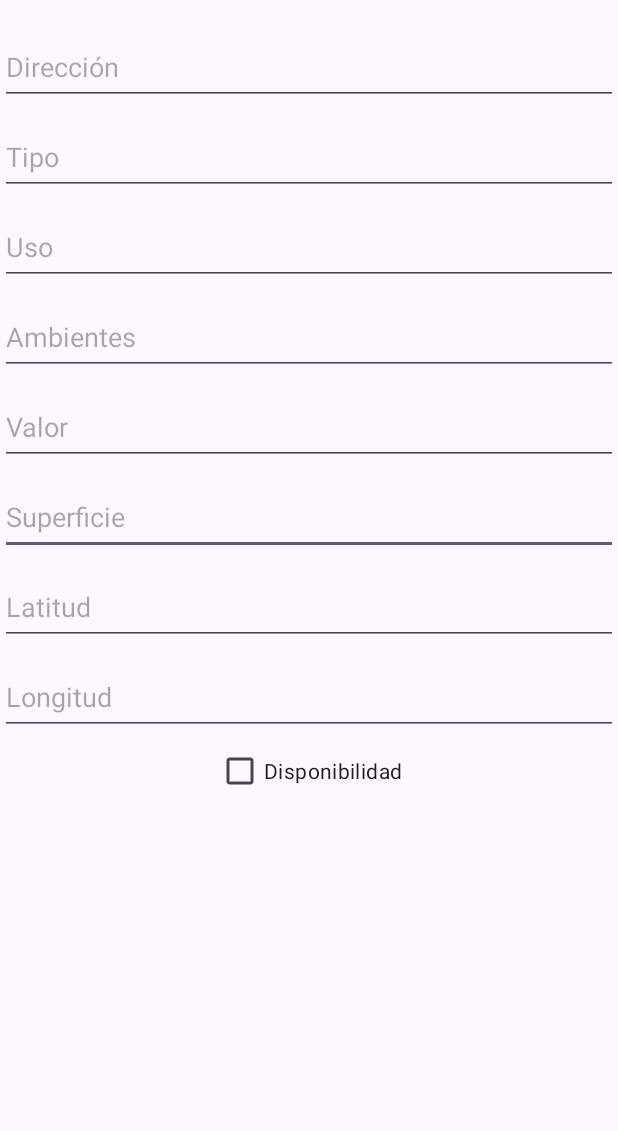
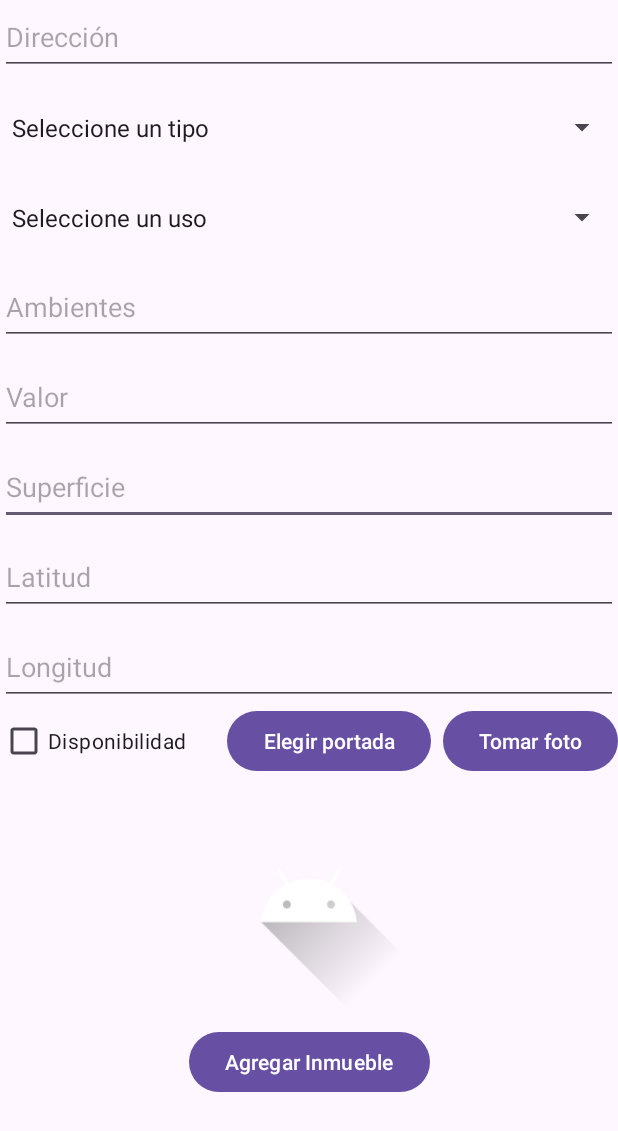
Before and after one commit to TinchoAcosta/Trabajo-Practico-Inmobiliaria, an Android app: the fragment AgregarInmuebleFragment shown on its own in the app's theme, on a phone screen of 412 x 824 dp. Shown: the top 1131 px of the screen. Run offline under Robolectric (Android 15) with nearby library versions, the phone set to English and light mode, and no system bars; pictures from the network do not load.

Commit message:
feat: agregue el añadir inmueble

```diff
--- a/app/src/main/java/com/example/trabajopracticoinmobiliaria/menu/ui/slideshow/AgregarInmuebleFragment.java
+++ b/app/src/main/java/com/example/trabajopracticoinmobiliaria/menu/ui/slideshow/AgregarInmuebleFragment.java
@@ -1,24 +1,41 @@
 package com.example.trabajopracticoinmobiliaria.menu.ui.slideshow;
 
+import static androidx.core.content.ContextCompat.getSystemService;
+
+import androidx.activity.result.ActivityResult;
+import androidx.activity.result.ActivityResultCallback;
+import androidx.activity.result.ActivityResultLauncher;
+import androidx.activity.result.contract.ActivityResultContracts;
+import androidx.lifecycle.Observer;
 import androidx.lifecycle.ViewModelProvider;
 
+import android.content.Context;
+import android.content.Intent;
+import android.graphics.Color;
+import android.net.Uri;
 import android.os.Bundle;
 
 import androidx.annotation.NonNull;
 import androidx.annotation.Nullable;
 import androidx.fragment.app.Fragment;
 
+import android.provider.MediaStore;
 import android.view.LayoutInflater;
 import android.view.View;
 import android.view.ViewGroup;
+import android.view.inputmethod.InputMethodManager;
 
-import com.example.trabajopracticoinmobiliaria.R;
 import com.example.trabajopracticoinmobiliaria.databinding.FragmentAgregarInmuebleBinding;
+import com.google.android.material.snackbar.Snackbar;
 
 public class AgregarInmuebleFragment extends Fragment {
 
     private AgregarInmuebleViewModel mv;
     private FragmentAgregarInmuebleBinding binding;
+    private ActivityResultLauncher<Intent> arlG;
+    private ActivityResultLauncher<Intent> arlC;
+    private Intent intentG;
+    private Intent intentC;
 
     public static AgregarInmuebleFragment newInstance() {
         return new AgregarInmuebleFragment();
@@ -30,8 +47,73 @@ public class AgregarInmuebleFragment extends Fragment {
         mv = ViewModelProvider.AndroidViewModelFactory.getInstance(getActivity().getApplication()).create(AgregarInmuebleViewModel.class);
         binding = FragmentAgregarInmuebleBinding.inflate(inflater,container,false);
         View root = binding.getRoot();
+        abrirGaleria();
 
+        binding.btAgregarFoto.setOnClickListener(new View.OnClickListener() {
+            @Override
+            public void onClick(View v) {
+                arlG.launch(intentG);
+            }
+        });
 
+        binding.btTomarFoto.setOnClickListener(new View.OnClickListener() {
+            @Override
+            public void onClick(View v) {
+                //arlC.launch(intentC);
+            }
+        });
+
+        mv.getMUri().observe(getViewLifecycleOwner(), new Observer<Uri>() {
+            @Override
+            public void onChanged(Uri uri) {
+                binding.ivFotoElegida.setImageURI(uri);
+            }
+        });
+
+        mv.getMError().observe(getViewLifecycleOwner(), new Observer<String>() {
+            @Override
+            public void onChanged(String s) {
+                binding.pbCargando.setVisibility(View.GONE);
+                Snackbar.make(binding.getRoot(), s, Snackbar.LENGTH_LONG)
+                        .setBackgroundTint(Color.RED)
+                        .setTextColor(Color.WHITE)
+                        .show();
+            }
+        });
+
+        mv.getMExito().observe(getViewLifecycleOwner(), new Observer<String>() {
+            @Override
+            public void onChanged(String s) {
+                binding.pbCargando.setVisibility(View.GONE);
+                Snackbar.make(binding.getRoot(), s, Snackbar.LENGTH_LONG)
+                        .setBackgroundTint(Color.GREEN)
+                        .setTextColor(Color.WHITE)
+                        .show();
+            }
+        });
+
+        binding.btAgregarInmueble.setOnClickListener(new View.OnClickListener() {
+            @Override
+            public void onClick(View v) {
+                InputMethodManager imm = (InputMethodManager) requireContext().getSystemService(Context.INPUT_METHOD_SERVICE);
+                View view = requireActivity().getCurrentFocus();
+                if (view != null) {
+                    imm.hideSoftInputFromWindow(view.getWindowToken(), 0);
+                }
+
+                binding.pbCargando.setVisibility(View.VISIBLE);
+
+                mv.cargarInmueble(binding.etDireccionAI.getText().toString(),
+                        binding.etValorAI.getText().toString(),
+                        binding.spTipoAI.getSelectedItem().toString(),
+                        binding.spUsoAI.getSelectedItem().toString(),
+                        binding.etAmbientesAI.getText().toString(),
+                        binding.etSuperficieAI.getText().toString(),
+                        binding.etLatAI.getText().toString(),
+                        binding.etLongAI.getText().toString(),
+                        binding.cbDisponibleAI.isChecked());
+            }
+        });
 
         return root;
     }
@@ -41,4 +123,17 @@ public class AgregarInmuebleFragment extends Fragment {
         super.onDestroyView();
         binding = null;
     }
+
+    private void abrirGaleria() {
+        intentG = new Intent(Intent.ACTION_PICK, MediaStore.Images.Media.EXTERNAL_CONTENT_URI); //abre la galeria
+        arlG = registerForActivityResult(new ActivityResultContracts.StartActivityForResult(), new ActivityResultCallback<ActivityResult>() {
+            @Override
+            public void onActivityResult(ActivityResult result) {
+                mv.recibirFoto(result);
+            }
+        });
+    }
+
+
+
 }
--- a/app/src/main/res/layout/fragment_agregar_inmueble.xml
+++ b/app/src/main/res/layout/fragment_agregar_inmueble.xml
@@ -4,7 +4,8 @@
     xmlns:tools="http://schemas.android.com/tools"
     android:layout_width="match_parent"
     android:layout_height="match_parent"
-    tools:context=".menu.ui.slideshow.AgregarInmuebleFragment" >
+    android:visibility="visible"
+    tools:context=".menu.ui.slideshow.AgregarInmuebleFragment">
 
     <EditText
         android:id="@+id/etSuperficieAI"
@@ -22,37 +23,12 @@
         android:id="@+id/etDireccionAI"
         android:layout_width="match_parent"
         android:layout_height="50dp"
-        android:layout_marginTop="20dp"
         android:ems="10"
         android:hint="Dirección"
         android:inputType="text"
         app:layout_constraintEnd_toEndOf="parent"
         app:layout_constraintStart_toStartOf="parent"
         app:layout_constraintTop_toTopOf="parent" />
-
-    <EditText
-        android:id="@+id/etTipoAI"
-        android:layout_width="match_parent"
-        android:layout_height="50dp"
-        android:layout_marginTop="10dp"
-        android:ems="10"
-        android:hint="Tipo"
-        android:inputType="text"
-        app:layout_constraintEnd_toEndOf="parent"
-        app:layout_constraintStart_toStartOf="parent"
-        app:layout_constraintTop_toBottomOf="@+id/etDireccionAI" />
-
-    <EditText
-        android:id="@+id/etUsoAI"
-        android:layout_width="match_parent"
-        android:layout_height="50dp"
-        android:layout_marginTop="10dp"
-        android:ems="10"
-        android:hint="Uso"
-        android:inputType="text"
-        app:layout_constraintEnd_toEndOf="parent"
-        app:layout_constraintStart_toStartOf="parent"
-        app:layout_constraintTop_toBottomOf="@+id/etTipoAI" />
 
     <EditText
         android:id="@+id/etAmbientesAI"
@@ -64,7 +40,7 @@
         android:inputType="text"
         app:layout_constraintEnd_toEndOf="parent"
         app:layout_constraintStart_toStartOf="parent"
-        app:layout_constraintTop_toBottomOf="@+id/etUsoAI" />
+        app:layout_constraintTop_toBottomOf="@+id/spUsoAI" />
 
     <EditText
         android:id="@+id/etValorAI"
@@ -107,7 +83,74 @@
         android:layout_width="wrap_content"
         android:layout_height="wrap_content"
         android:text="Disponibilidad"
+        app:layout_constraintStart_toStartOf="parent"
+        app:layout_constraintTop_toBottomOf="@+id/etLongAI" />
+
+    <ImageView
+        android:id="@+id/ivFotoElegida"
+        android:layout_width="200dp"
+        android:layout_height="150dp"
+        android:layout_marginTop="8dp"
+        android:src="@drawable/ic_launcher_foreground"
         app:layout_constraintEnd_toEndOf="parent"
         app:layout_constraintStart_toStartOf="parent"
+        app:layout_constraintTop_toBottomOf="@+id/cbDisponibleAI" />
+
+    <Button
+        android:id="@+id/btAgregarFoto"
+        android:layout_width="wrap_content"
+        android:layout_height="wrap_content"
+        android:layout_marginEnd="8dp"
+        android:text="Elegir portada"
+        app:layout_constraintEnd_toStartOf="@+id/btTomarFoto"
         app:layout_constraintTop_toBottomOf="@+id/etLongAI" />
+
+    <Button
+        android:id="@+id/btAgregarInmueble"
+        android:layout_width="wrap_content"
+        android:layout_height="wrap_content"
+        android:layout_marginTop="8dp"
+        android:text="Agregar Inmueble"
+        app:layout_constraintEnd_toEndOf="parent"
+        app:layout_constraintStart_toStartOf="parent"
+        app:layout_constraintTop_toBottomOf="@+id/ivFotoElegida" />
+
+    <ProgressBar
+        android:id="@+id/pbCargando"
+        style="?android:attr/progressBarStyle"
+        android:layout_width="wrap_content"
+        android:layout_height="wrap_content"
+        android:visibility="gone"
+        app:layout_constraintBottom_toBottomOf="parent"
+        app:layout_constraintEnd_toEndOf="parent"
+        app:layout_constraintStart_toEndOf="@+id/btAgregarInmueble" />
+
+    <Button
+        android:id="@+id/btTomarFoto"
+        android:layout_width="wrap_content"
+        android:layout_height="wrap_content"
+        android:text="Tomar foto"
+        app:layout_constraintEnd_toEndOf="parent"
+        app:layout_constraintTop_toBottomOf="@+id/etLongAI" />
+
+    <Spinner
+        android:id="@+id/spTipoAI"
+        android:layout_width="match_parent"
+        android:layout_height="50dp"
+        android:layout_marginTop="10dp"
+        android:entries="@array/tipos_inmueble"
+        app:layout_constraintEnd_toEndOf="parent"
+        app:layout_constraintStart_toStartOf="parent"
+        app:layout_constraintTop_toBottomOf="@+id/etDireccionAI" />
+
+    <Spinner
+        android:id="@+id/spUsoAI"
+        android:layout_width="match_parent"
+        android:layout_height="50dp"
+        android:layout_marginTop="10dp"
+        android:entries="@array/usos_inmueble"
+        app:layout_constraintEnd_toEndOf="parent"
+        app:layout_constraintStart_toStartOf="parent"
+        app:layout_constraintTop_toBottomOf="@+id/spTipoAI" />
+
 </androidx.constraintlayout.widget.ConstraintLayout>
--- a/app/src/main/res/values/strings.xml
+++ b/app/src/main/res/values/strings.xml
@@ -20,4 +20,18 @@
     <string name="informaci_n_del_inmueble">Información del inmueble</string>
     <string name="cambiar">CAMBIAR</string>
     <string name="cambia_tu_contrase_a">Cambia tu contraseña</string>
+
+    <string-array name="tipos_inmueble">
+        <item>Seleccione un tipo</item>
+        <item>Casa</item>
+        <item>Departamento</item>
+        <item>Local</item>
+    </string-array>
+
+    <string-array name="usos_inmueble">
+        <item>Seleccione un uso</item>
+        <item>Residencial</item>
+        <item>Comercial</item>
+    </string-array>
+
 </resources>
```
Also changed, not shown: app/src/main/AndroidManifest.xml (+7 -0 lines), app/src/main/java/com/example/trabajopracticoinmobiliaria/menu/ui/slideshow/AgregarInmuebleViewModel.java (+167 -0 lines), app/src/main/java/com/example/trabajopracticoinmobiliaria/request/ApiClient.java (+10 -0 lines).
